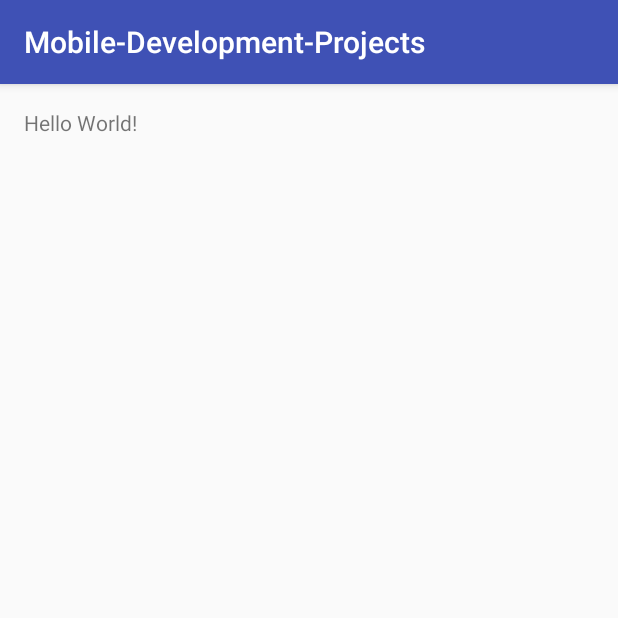
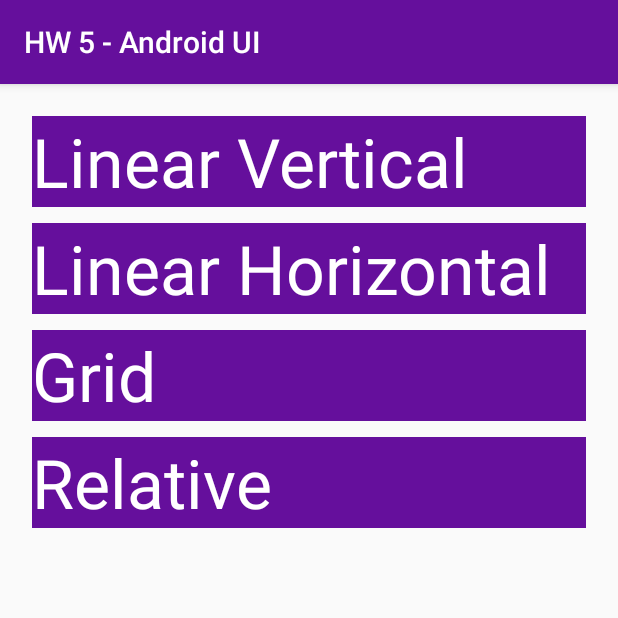
Before and after one commit to hashems/Mobile-Development-Projects, an Android app: the screen it shows after launch (MainActivity), on a phone screen of 412 x 824 dp, the top half of it. Run offline under Robolectric (Android 15) with nearby library versions, the phone set to English and light mode, and no system bars.

Commit message:
Implement basic linear, grid, and relative layouts

```diff
--- a/app/src/main/AndroidManifest.xml
+++ b/app/src/main/AndroidManifest.xml
@@ -1,14 +1,14 @@
 <?xml version="1.0" encoding="utf-8"?>
 <manifest xmlns:android="http://schemas.android.com/apk/res/android"
-    package="hashems.mobile_development_projects">
+    package="hashems.mobile_development_projects" >
 
     <application
         android:allowBackup="true"
         android:icon="@mipmap/ic_launcher"
         android:label="@string/app_name"
         android:supportsRtl="true"
-        android:theme="@style/AppTheme">
-        <activity android:name=".MainActivity">
+        android:theme="@style/AppTheme" >
+        <activity android:name=".MainActivity" >
             <intent-filter>
                 <action android:name="android.intent.action.MAIN" />
 
--- a/app/src/main/java/hashems/mobile_development_projects/MainActivity.java
+++ b/app/src/main/java/hashems/mobile_development_projects/MainActivity.java
@@ -1,7 +1,11 @@
 package hashems.mobile_development_projects;
 
+import android.content.Intent;
+import android.os.Bundle;
 import android.support.v7.app.AppCompatActivity;
-import android.os.Bundle;
+import android.view.View;
+import android.widget.TextView;
+
 
 public class MainActivity extends AppCompatActivity {
 
@@ -9,5 +13,49 @@ public class MainActivity extends AppCompatActivity {
     protected void onCreate(Bundle savedInstanceState) {
         super.onCreate(savedInstanceState);
         setContentView(R.layout.activity_main);
+
+        // LinearLayout Vertical
+        TextView listViewV = (TextView) findViewById(R.id.Layout1);
+        listViewV.setOnClickListener(new View.OnClickListener(){
+
+            @Override
+            public void onClick(View v) {
+                Intent intent = new Intent(MainActivity.this, ListViewVActivity.class);
+                startActivity(intent);
+            }
+        });
+
+        // LinearLayout Horizontal
+        TextView listViewH = (TextView) findViewById(R.id.Layout2);
+        listViewH.setOnClickListener(new View.OnClickListener(){
+
+            @Override
+            public void onClick(View v) {
+                Intent intent = new Intent(MainActivity.this, ListViewHActivity.class);
+                startActivity(intent);
+            }
+        });
+
+        // GridLayout
+        TextView gridView = (TextView) findViewById(R.id.Layout3);
+        gridView.setOnClickListener(new View.OnClickListener(){
+
+            @Override
+            public void onClick(View v) {
+                Intent intent = new Intent(MainActivity.this, GridViewActivity.class);
+                startActivity(intent);
+            }
+        });
+
+        // RelativeLayout
+        TextView relativeView = (TextView) findViewById(R.id.Layout4);
+        relativeView.setOnClickListener(new View.OnClickListener(){
+
+            @Override
+            public void onClick(View v) {
+                Intent intent = new Intent(MainActivity.this, RelativeViewActivity.class);
+                startActivity(intent);
+            }
+        });
     }
 }
--- a/app/src/main/res/layout/activity_main.xml
+++ b/app/src/main/res/layout/activity_main.xml
@@ -1,5 +1,5 @@
 <?xml version="1.0" encoding="utf-8"?>
-<RelativeLayout xmlns:android="http://schemas.android.com/apk/res/android"
+<LinearLayout xmlns:android="http://schemas.android.com/apk/res/android"
     xmlns:tools="http://schemas.android.com/tools"
     android:id="@+id/activity_main"
     android:layout_width="match_parent"
@@ -8,10 +8,46 @@
     android:paddingLeft="@dimen/activity_horizontal_margin"
     android:paddingRight="@dimen/activity_horizontal_margin"
     android:paddingTop="@dimen/activity_vertical_margin"
-    tools:context="hashems.mobile_development_projects.MainActivity">
+    tools:context="hashems.mobile_development_projects.MainActivity"
+    android:orientation="vertical">
 
     <TextView
-        android:layout_width="wrap_content"
+        android:layout_width="match_parent"
         android:layout_height="wrap_content"
-        android:text="Hello World!" />
-</RelativeLayout>
+        android:text="@string/main_link_1"
+        android:id="@+id/Layout1"
+        android:layout_margin="5dp"
+        android:textSize="45sp"
+        android:background="@color/colorPrimary"
+        android:textColor="@color/colorTextPrimary" />
+
+    <TextView
+        android:layout_width="match_parent"
+        android:layout_height="wrap_content"
+        android:text="@string/main_link_2"
+        android:id="@+id/Layout2"
+        android:layout_margin="5dp"
+        android:textSize="45sp"
+        android:background="@color/colorPrimary"
+        android:textColor="@color/colorTextPrimary" />
+
+    <TextView
+        android:layout_width="match_parent"
+        android:layout_height="wrap_content"
+        android:text="@string/main_link_3"
+        android:id="@+id/Layout3"
+        android:layout_margin="5dp"
+        android:textSize="45sp"
+        android:background="@color/colorPrimary"
+        android:textColor="@color/colorTextPrimary" />
+
+    <TextView
+        android:layout_width="match_parent"
+        android:layout_height="wrap_content"
+        android:text="@string/main_link_4"
+        android:id="@+id/Layout4"
+        android:layout_margin="5dp"
+        android:textSize="45sp"
+        android:background="@color/colorPrimary"
+        android:textColor="@color/colorTextPrimary" />
+</LinearLayout>
--- a/app/src/main/res/values/colors.xml
+++ b/app/src/main/res/values/colors.xml
@@ -1,6 +1,7 @@
 <?xml version="1.0" encoding="utf-8"?>
 <resources>
-    <color name="colorPrimary">#3F51B5</color>
-    <color name="colorPrimaryDark">#303F9F</color>
-    <color name="colorAccent">#FF4081</color>
+    <color name="colorPrimary">#650f9c</color>
+    <color name="colorPrimaryStatusBar">#000000</color>
+    <color name="colorTextPrimary">#ffffff</color>
+    <color name="colorAccent">#fffbab</color>
 </resources>
--- a/app/src/main/res/values/strings.xml
+++ b/app/src/main/res/values/strings.xml
@@ -1,3 +1,16 @@
 <resources>
-    <string name="app_name">Mobile-Development-Projects</string>
+    <string name="app_name">HW 5 - Android UI</string>
+    <string name="main_link_1">Linear Vertical</string>
+    <string name="main_link_2">Linear Horizontal</string>
+    <string name="main_link_3">Grid</string>
+    <string name="main_link_4">Relative</string>
+    <string name="cell_1">Item 1</string>
+    <string name="cell_2">Item 2</string>
+    <string name="cell_3">Item 3</string>
+    <string name="cell_4">Item 4</string>
+    <string name="cell_5">Item 5</string>
+    <string name="cell_6">Item 6</string>
+    <string name="cell_7">Item 7</string>
+    <string name="cell_8">Item 8</string>
+    <string name="cell_9">Item 9</string>
 </resources>
--- a/app/src/main/res/values/styles.xml
+++ b/app/src/main/res/values/styles.xml
@@ -4,7 +4,7 @@
     <style name="AppTheme" parent="Theme.AppCompat.Light.DarkActionBar">
         <!-- Customize your theme here. -->
         <item name="colorPrimary">@color/colorPrimary</item>
-        <item name="colorPrimaryDark">@color/colorPrimaryDark</item>
+        <item name="colorPrimaryDark">@color/colorPrimaryStatusBar</item>
         <item name="colorAccent">@color/colorAccent</item>
     </style>
 
```
Also changed, not shown: app/src/main/java/hashems/mobile_development_projects/GridViewActivity.java (added, +14 -0 lines), app/src/main/java/hashems/mobile_development_projects/ListViewHActivity.java (added, +14 -0 lines), app/src/main/java/hashems/mobile_development_projects/ListViewVActivity.java (added, +13 -0 lines), app/src/main/java/hashems/mobile_development_projects/RelativeViewActivity.java (added, +14 -0 lines), app/src/main/res/layout/activity_grid.xml (added, +77 -0 lines), app/src/main/res/layout/activity_list_h.xml (added, +76 -0 lines), app/src/main/res/layout/activity_list_v.xml (added, +76 -0 lines), app/src/main/res/layout/activity_relative.xml (added, +95 -0 lines).
